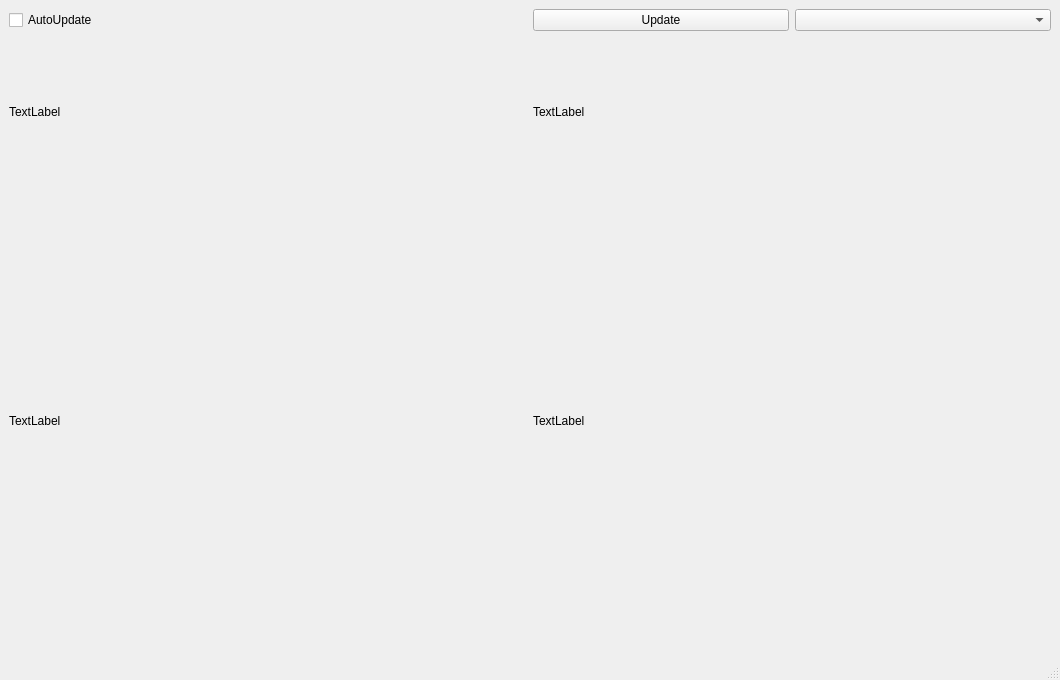
The window that design_1.ui (ScheinovOleja/GUI_WVS) describes before a commit, drawn with Qt 5.
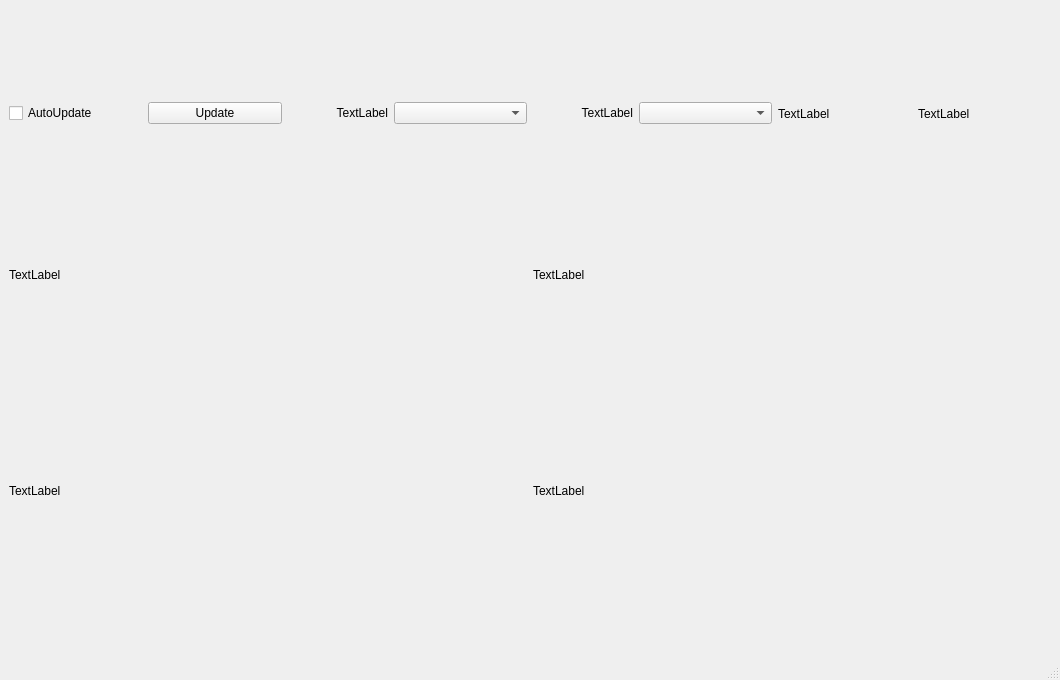
The same window after the commit.

What changed in the file:
```diff
--- a/design_1.ui
+++ b/design_1.ui
@@ -15,42 +15,21 @@
   </property>
   <widget class="QWidget" name="centralwidget">
    <layout class="QGridLayout" name="gridLayout">
-    <item row="0" column="0">
-     <widget class="QCheckBox" name="checkBox">
-      <property name="text">
-       <string>AutoUpdate</string>
-      </property>
-     </widget>
-    </item>
-    <item row="0" column="1">
-     <layout class="QHBoxLayout" name="horizontalLayout">
+    <item row="4" column="1">
+     <layout class="QVBoxLayout" name="verticalLayout_4">
       <item>
-       <widget class="QPushButton" name="Update">
-        <property name="text">
-         <string>Update</string>
-        </property>
-       </widget>
-      </item>
-      <item>
-       <widget class="QComboBox" name="comboBox"/>
-      </item>
-     </layout>
-    </item>
-    <item row="1" column="1">
-     <layout class="QVBoxLayout" name="verticalLayout_2">
-      <item>
-       <widget class="QLabel" name="label_2">
+       <widget class="QLabel" name="label_4">
         <property name="text">
          <string>TextLabel</string>
         </property>
        </widget>
       </item>
       <item>
-       <widget class="QWidget" name="widget_2" native="true"/>
+       <widget class="QWidget" name="widget_4" native="true"/>
       </item>
      </layout>
     </item>
-    <item row="1" column="0">
+    <item row="3" column="0">
      <layout class="QVBoxLayout" name="verticalLayout">
       <item>
        <widget class="QLabel" name="label">
@@ -64,7 +43,21 @@
       </item>
      </layout>
     </item>
-    <item row="3" column="0">
+    <item row="3" column="1">
+     <layout class="QVBoxLayout" name="verticalLayout_2">
+      <item>
+       <widget class="QLabel" name="label_2">
+        <property name="text">
+         <string>TextLabel</string>
+        </property>
+       </widget>
+      </item>
+      <item>
+       <widget class="QWidget" name="widget_2" native="true"/>
+      </item>
+     </layout>
+    </item>
+    <item row="4" column="0">
      <layout class="QVBoxLayout" name="verticalLayout_3">
       <item>
        <widget class="QLabel" name="label_3">
@@ -78,17 +71,82 @@
       </item>
      </layout>
     </item>
-    <item row="3" column="1">
-     <layout class="QVBoxLayout" name="verticalLayout_4">
+    <item row="1" column="0" colspan="2">
+     <layout class="QHBoxLayout" name="horizontalLayout">
+      <property name="sizeConstraint">
+       <enum>QLayout::SetMinimumSize</enum>
+      </property>
       <item>
-       <widget class="QLabel" name="label_4">
+       <widget class="QCheckBox" name="checkBox">
         <property name="text">
+         <string>AutoUpdate</string>
+        </property>
+       </widget>
+      </item>
+      <item>
+       <widget class="QPushButton" name="Update">
+        <property name="text">
+         <string>Update</string>
+        </property>
+       </widget>
+      </item>
+      <item>
+       <widget class="QLabel" name="label_7">
+        <property name="maximumSize">
+         <size>
+          <width>100</width>
+          <height>20</height>
+         </size>
+        </property>
+        <property name="layoutDirection">
+         <enum>Qt::RightToLeft</enum>
+        </property>
+        <property name="text">
          <string>TextLabel</string>
         </property>
+        <property name="alignment">
+         <set>Qt::AlignRight|Qt::AlignTrailing|Qt::AlignVCenter</set>
+        </property>
        </widget>
       </item>
       <item>
-       <widget class="QWidget" name="widget_4" native="true"/>
+       <widget class="QComboBox" name="comboBox_2"/>
+      </item>
+      <item>
+       <widget class="QLabel" name="label_8">
+        <property name="maximumSize">
+         <size>
+          <width>100</width>
+          <height>20</height>
+         </size>
+        </property>
+        <property name="layoutDirection">
+         <enum>Qt::RightToLeft</enum>
+        </property>
+        <property name="text">
+         <string>TextLabel</string>
+        </property>
+        <property name="alignment">
+         <set>Qt::AlignRight|Qt::AlignTrailing|Qt::AlignVCenter</set>
+        </property>
+       </widget>
+      </item>
+      <item>
+       <widget class="QComboBox" name="comboBox"/>
+      </item>
+      <item>
+       <widget class="QLabel" name="label_5">
+        <property name="text">
+         <string>TextLabel</string>
+        </property>
+       </widget>
+      </item>
+      <item>
+       <widget class="QLabel" name="label_6">
+        <property name="text">
+         <string>TextLabel</string>
+        </property>
+       </widget>
       </item>
      </layout>
     </item>
```
Left out of the diff: 2 changed lines with no effect on the pictures.
